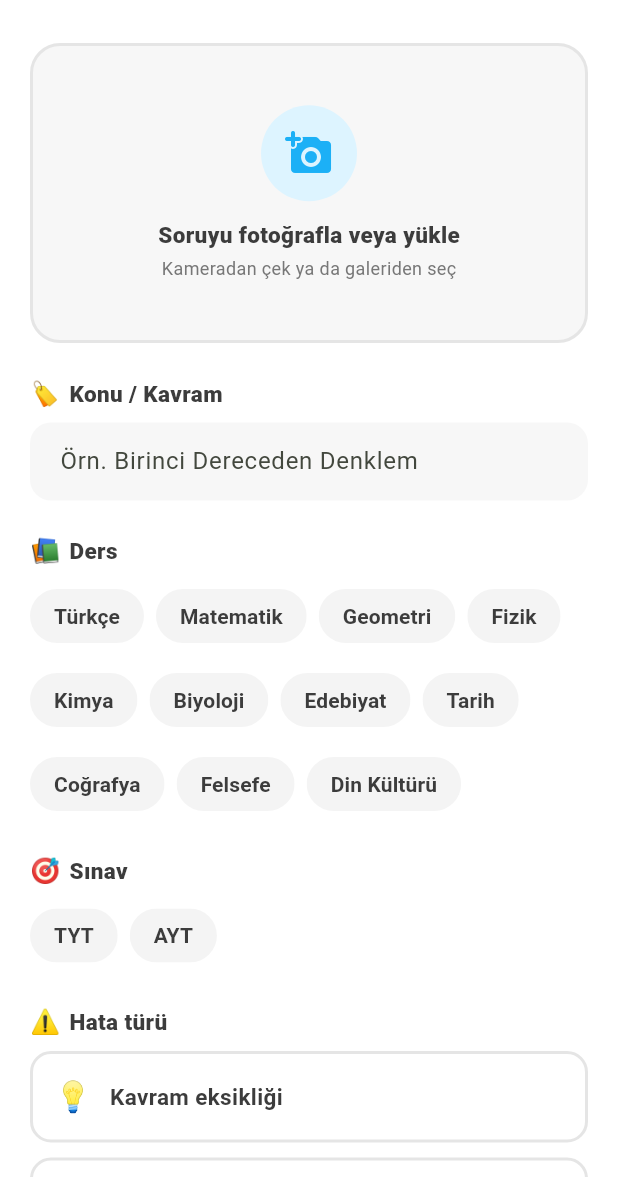
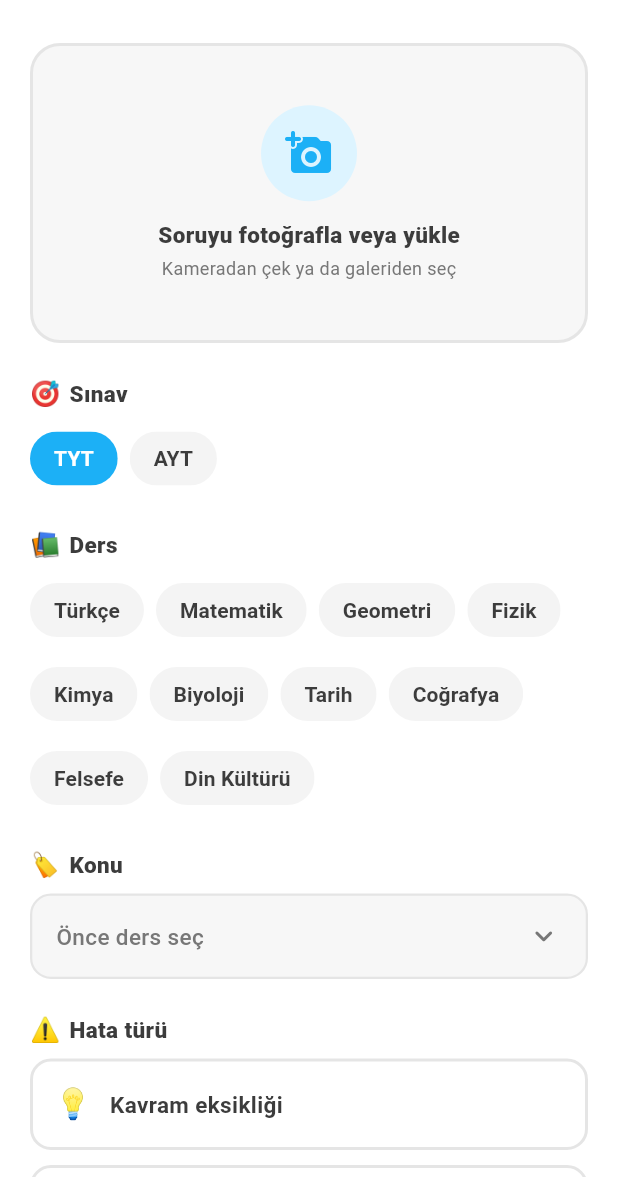
Before and after one commit to erdem1v/Kimo, a Flutter app: the AddMistakeScreen screen opened directly, on a phone screen of 412 x 824 dp, the part 59-1236 px from its top. Run offline on Flutter 3.47's test engine with Material 3 defaults, Android fonts, the phone set to English and light mode, and no system bars; our stand-ins replace audioplayers, confetti, image_picker, supabase_flutter; accounts and stored records are empty.

Commit message:
Konu artık serbest metin değil, müfredat listesinden seçiliyor
- Serbest metin aynı konunun farklı adlarla yazılmasına yol açıyordu; harita
  ve havuz eşleşmiyordu. Konu alanı artık ünite başlıklarıyla gruplu,
  aranabilir bir seçici
- Alan sırası bağımlılığa göre: sınav → ders → konu. Ders listesi de sabit
  değil, seçilen sınavın müfredatından üretiliyor
- Sınav/ders değişince geçersiz kalan konu seçimi temizleniyor
- AI önerisi de doğrulanıyor: müfredatta birebir karşılığı yoksa kabul
  edilmiyor (önceden uydurma ders adı listeye eklenebiliyordu)
- Ders çipleri harita ile aynı renk paletinde

Co-Authored-By: Claude Opus 4.8 <noreply@anthropic.com>

```diff
--- a/lib/features/mistakes/add_mistake_screen.dart
+++ b/lib/features/mistakes/add_mistake_screen.dart
@@ -5,6 +5,7 @@ import 'package:flutter/material.dart';
 import 'package:image_picker/image_picker.dart';
 
 import '../../data/mistake_repository.dart';
+import '../../data/yks_curriculum.dart';
 import '../../models/models.dart';
 import '../../services/sound_service.dart';
 import '../../services/supabase_config.dart';
@@ -13,6 +14,7 @@ import '../../state/user_profile.dart';
 import '../../theme/app_colors.dart';
 import '../../widgets/game_button.dart';
 import '../../widgets/mistake_style.dart';
+import 'topic_picker_sheet.dart';
 
 /// Hatalı soru ekleme. Fotoğraf seçilince AI şıkları çıkarır; kullanıcı doğru
 /// şıkkı işaretler. Kayıt hata bankasına eklenir.
@@ -24,28 +26,13 @@ class AddMistakeScreen extends StatefulWidget {
 }
 
 class _AddMistakeScreenState extends State<AddMistakeScreen> {
-  // Tüm YKS dersleri (AI önerisi bunlardan biriyle eşleşsin diye geniş tutuldu).
-  final List<String> _subjects = <String>[
-    'Türkçe',
-    'Matematik',
-    'Geometri',
-    'Fizik',
-    'Kimya',
-    'Biyoloji',
-    'Edebiyat',
-    'Tarih',
-    'Coğrafya',
-    'Felsefe',
-    'Din Kültürü',
-  ];
-
-  final TextEditingController _concept = TextEditingController();
   final TextEditingController _note = TextEditingController();
   final ImagePicker _picker = ImagePicker();
   Uint8List? _imageBytes;
   double? _imageAspect; // en/boy — foto alanını orana göre boyutlamak için
   String? _subject;
-  String? _exam; // 'TYT' | 'AYT' (AI önerir, kullanıcı düzenleyebilir)
+  String? _concept; // müfredat listesinden seçilir; serbest metin yok
+  String _exam = 'TYT'; // AI önerir, kullanıcı düzenleyebilir
   MistakeType? _type;
   bool _saving = false;
 
@@ -57,23 +44,27 @@ class _AddMistakeScreenState extends State<AddMistakeScreen> {
   int? _correctIndex;
 
   @override
-  void initState() {
-    super.initState();
-    _concept.addListener(() => setState(() {}));
-  }
-
-  @override
   void dispose() {
-    _concept.dispose();
     _note.dispose();
     _clearOptions();
     super.dispose();
   }
 
+  /// Seçili sınav+müfredat için ders listesi (müfredattan gelir, sabit değil).
+  List<String> get _subjects =>
+      YksCurriculum.forExam(userProfile.curriculum, _exam).keys.toList();
+
+  /// Seçili dersin geçerli konuları.
+  List<String> _topicsOf(String subject) {
+    final List<Unit> units =
+        YksCurriculum.forExam(userProfile.curriculum, _exam)[subject] ??
+            <Unit>[];
+    return <String>[for (final Unit u in units) ...u.topics];
+  }
+
   bool get _canSave {
-    final bool base = _concept.text.trim().isNotEmpty &&
-        _subject != null &&
-        _type != null;
+    final bool base =
+        _concept != null && _subject != null && _type != null;
     if (!SupabaseConfig.isConfigured) {
       return base && (_optionCtrls.isEmpty || _correctIndex != null);
     }
@@ -194,17 +185,16 @@ class _AddMistakeScreenState extends State<AddMistakeScreen> {
             _optionLabels.add(o.label);
             _optionCtrls.add(TextEditingController(text: o.text));
           }
-          // AI'nın ders/konu/sınav önerilerini otomatik doldur (düzenlenebilir).
-          if (res.subject != null) {
-            if (!_subjects.contains(res.subject)) {
-              _subjects.insert(0, res.subject!);
+          // AI önerilerini doldur — ama YALNIZCA müfredatta karşılığı varsa.
+          // Uydurma ders/konu haritayı ve havuzu kirletmemeli.
+          if (res.exam == 'TYT' || res.exam == 'AYT') _exam = res.exam!;
+          if (res.subject != null && _subjects.contains(res.subject)) {
+            _subject = res.subject;
+            if (res.concept != null &&
+                _topicsOf(res.subject!).contains(res.concept)) {
+              _concept = res.concept;
             }
-            _subject = res.subject;
           }
-          if (res.concept != null && res.concept!.isNotEmpty) {
-            _concept.text = res.concept!;
-          }
-          if (res.exam == 'TYT' || res.exam == 'AYT') _exam = res.exam;
           _analysisReason = null;
         } else {
           _analysisReason =
@@ -236,7 +226,7 @@ class _AddMistakeScreenState extends State<AddMistakeScreen> {
       if (SupabaseConfig.isConfigured) {
         await mistakeRepository.add(
           subject: _subject!,
-          concept: _concept.text.trim(),
+          concept: _concept!,
           type: _type!,
           note: _note.text.trim(),
           imageBytes: _imageBytes,
@@ -251,7 +241,7 @@ class _AddMistakeScreenState extends State<AddMistakeScreen> {
         mistakeStore.add(
           MistakeEntry(
             subject: _subject!,
-            concept: _concept.text.trim(),
+            concept: _concept!,
             type: _type!,
             note: _note.text.trim(),
             date: DateTime.now(),
@@ -291,48 +281,7 @@ class _AddMistakeScreenState extends State<AddMistakeScreen> {
             const SizedBox(height: 8),
             _optionsBlock(),
           ],
-          const SizedBox(height: 22),
-          Row(
-            children: <Widget>[
-              _label('Konu / Kavram', emoji: '🏷️'),
-              if (SupabaseConfig.isConfigured &&
-                  _imageBytes != null &&
-                  !_analyzing &&
-                  _optionCtrls.isNotEmpty) ...<Widget>[
-                const SizedBox(width: 8),
-                _aiHint(),
-              ],
-            ],
-          ),
-          const SizedBox(height: 8),
-          TextField(
-            controller: _concept,
-            decoration: _inputDecoration('Örn. Birinci Dereceden Denklem'),
-          ),
-          const SizedBox(height: 22),
-          _label('Ders', emoji: '📚'),
-          const SizedBox(height: 8),
-          Wrap(
-            spacing: 8,
-            runSpacing: 8,
-            children: <Widget>[
-              for (final String s in _subjects)
-                ChoiceChip(
-                  label: Text(s),
-                  selected: _subject == s,
-                  onSelected: (_) => setState(() => _subject = s),
-                  labelStyle: TextStyle(
-                    color: _subject == s ? Colors.white : AppColors.ink,
-                    fontWeight: FontWeight.w700,
-                  ),
-                  selectedColor: AppColors.purple,
-                  backgroundColor: const Color(0xFFF4F4F4),
-                  shape: const StadiumBorder(),
-                  side: BorderSide.none,
-                  showCheckmark: false,
-                ),
-            ],
-          ),
+          // Sıra bağımlılığa göre: sınav → ders → konu.
           const SizedBox(height: 22),
           _label('Sınav', emoji: '🎯'),
           const SizedBox(height: 8),
@@ -343,7 +292,18 @@ class _AddMistakeScreenState extends State<AddMistakeScreen> {
                 ChoiceChip(
                   label: Text(e),
                   selected: _exam == e,
-                  onSelected: (_) => setState(() => _exam = e),
+                  onSelected: (_) => setState(() {
+                    _exam = e;
+                    // Ders listesi sınava göre değişir; geçersiz kalan
+                    // seçimleri temizle.
+                    if (_subject != null && !_subjects.contains(_subject)) {
+                      _subject = null;
+                    }
+                    if (_subject == null ||
+                        !_topicsOf(_subject!).contains(_concept)) {
+                      _concept = null;
+                    }
+                  }),
                   labelStyle: TextStyle(
                     color: _exam == e ? Colors.white : AppColors.ink,
                     fontWeight: FontWeight.w700,
@@ -356,6 +316,49 @@ class _AddMistakeScreenState extends State<AddMistakeScreen> {
                 ),
             ],
           ),
+          const SizedBox(height: 22),
+          Row(
+            children: <Widget>[
+              _label('Ders', emoji: '📚'),
+              if (SupabaseConfig.isConfigured &&
+                  _imageBytes != null &&
+                  !_analyzing &&
+                  _optionCtrls.isNotEmpty) ...<Widget>[
+                const SizedBox(width: 8),
+                _aiHint(),
+              ],
+            ],
+          ),
+          const SizedBox(height: 8),
+          Wrap(
+            spacing: 8,
+            runSpacing: 8,
+            children: <Widget>[
+              for (final String s in _subjects)
+                ChoiceChip(
+                  label: Text(s),
+                  selected: _subject == s,
+                  onSelected: (_) => setState(() {
+                    _subject = s;
+                    // Ders değişince konu seçimi geçersiz olabilir.
+                    if (!_topicsOf(s).contains(_concept)) _concept = null;
+                  }),
+                  labelStyle: TextStyle(
+                    color: _subject == s ? Colors.white : AppColors.ink,
+                    fontWeight: FontWeight.w700,
+                  ),
+                  selectedColor: subjectColor(s),
+                  backgroundColor: const Color(0xFFF4F4F4),
+                  shape: const StadiumBorder(),
+                  side: BorderSide.none,
+                  showCheckmark: false,
+                ),
+            ],
+          ),
+          const SizedBox(height: 22),
+          _label('Konu', emoji: '🏷️'),
+          const SizedBox(height: 8),
+          _conceptPicker(),
           const SizedBox(height: 22),
           _label('Hata türü', emoji: '⚠️'),
           const SizedBox(height: 8),
@@ -634,6 +637,65 @@ class _AddMistakeScreenState extends State<AddMistakeScreen> {
     );
   }
 
+  /// Konu seçimi: yalnızca müfredat listesinden. Önce ders seçilmeli.
+  Widget _conceptPicker() {
+    final bool ready = _subject != null;
+    final Color color =
+        _subject == null ? AppColors.line : subjectColor(_subject!);
+    return GestureDetector(
+      onTap: !ready
+          ? null
+          : () async {
+              sound.tap();
+              final String? picked = await showTopicPicker(
+                context,
+                curriculum: userProfile.curriculum,
+                exam: _exam,
+                subject: _subject!,
+                selected: _concept,
+              );
+              if (picked != null && mounted) {
+                setState(() => _concept = picked);
+              }
+            },
+      child: Container(
+        padding: const EdgeInsets.symmetric(horizontal: 16, vertical: 15),
+        decoration: BoxDecoration(
+          color: _concept == null
+              ? const Color(0xFFF7F7F7)
+              : color.withValues(alpha: 0.10),
+          borderRadius: BorderRadius.circular(14),
+          border: Border.all(
+            color: _concept == null ? AppColors.line : color,
+            width: _concept == null ? 1.5 : 2,
+          ),
+        ),
+        child: Row(
+          children: <Widget>[
+            Expanded(
+              child: Text(
+                _concept ??
+                    (ready ? 'Konu seç' : 'Önce ders seç'),
+                style: TextStyle(
+                  fontWeight:
+                      _concept == null ? FontWeight.w500 : FontWeight.w800,
+                  fontSize: 15,
+                  color: _concept == null ? AppColors.inkLight : AppColors.ink,
+                ),
+              ),
+            ),
+            Icon(
+              _concept == null
+                  ? Icons.expand_more_rounded
+                  : Icons.check_circle_rounded,
+              color: _concept == null ? AppColors.inkLight : color,
+            ),
+          ],
+        ),
+      ),
+    );
+  }
+
   /// Ders/konu/sınav alanlarının AI tarafından dolduğunu belirten küçük rozet.
   Widget _aiHint() => Container(
         padding: const EdgeInsets.symmetric(horizontal: 8, vertical: 3),
```
Also changed, not shown: lib/features/mistakes/topic_picker_sheet.dart (added, +207 -0 lines).
